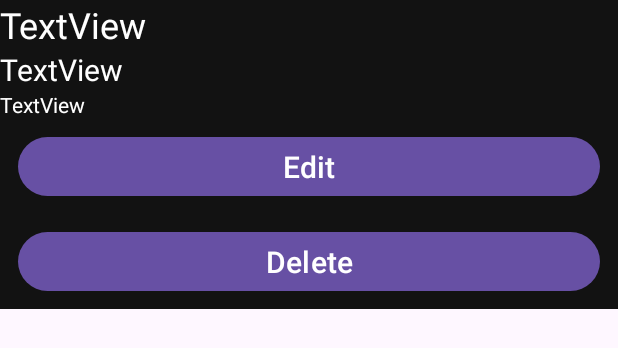
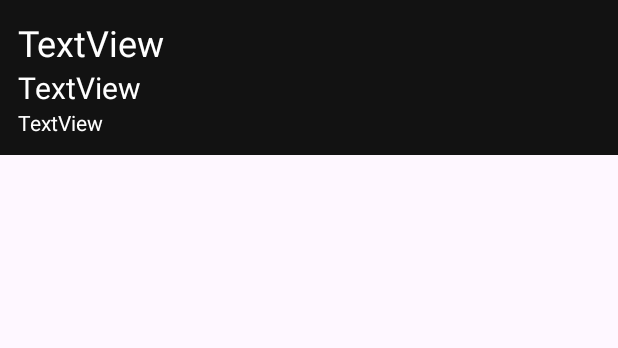
Before and after one commit to ConanQuilty/birdwatch-android, an Android app: the layout item_bird.xml on its own in the app's theme, with its tools: preview values and no code run, on a phone screen of 412 x 824 dp. Shown: the top 348 px of the screen. Run offline under Robolectric (Android 15) with nearby library versions, the phone set to English and light mode, and no system bars.

Commit message:
Control Edit/delete through taps and Long-presses

```diff
--- a/app/src/main/java/com/example/birdwatch/MainActivity.kt
+++ b/app/src/main/java/com/example/birdwatch/MainActivity.kt
@@ -7,12 +7,16 @@ import androidx.activity.enableEdgeToEdge
 import androidx.appcompat.app.AppCompatActivity
 import androidx.core.view.ViewCompat
 import androidx.core.view.WindowInsetsCompat
+import timber.log.Timber
 
 class MainActivity : AppCompatActivity() {
     override fun onCreate(savedInstanceState: Bundle?) {
         super.onCreate(savedInstanceState)
         enableEdgeToEdge()
         setContentView(R.layout.activity_main)
+        if (Timber.treeCount == 0) {
+            Timber.plant(Timber.DebugTree())
+        }
         ViewCompat.setOnApplyWindowInsetsListener(findViewById(R.id.main)) { v, insets ->
             val systemBars = insets.getInsets(WindowInsetsCompat.Type.systemBars())
             v.setPadding(systemBars.left, systemBars.top, systemBars.right, systemBars.bottom)
@@ -23,12 +27,14 @@ class MainActivity : AppCompatActivity() {
         val addBirdButton = findViewById<Button>(R.id.addButton)
 
         listBirdsButton.setOnClickListener {
+            Timber.d("List birds button pressed")
             startActivity(
                 Intent(this, ListBirdsActivity::class.java)
             )
         }
 
         addBirdButton.setOnClickListener {
+            Timber.d("Add bird button pressed")
             startActivity(
                 Intent(this, AddEditActivity::class.java)
             )
--- a/app/src/main/res/layout/item_bird.xml
+++ b/app/src/main/res/layout/item_bird.xml
@@ -3,7 +3,13 @@
     android:layout_width="match_parent"
     android:layout_height="wrap_content"
     android:background="#121212"
-    android:orientation="vertical">
+    android:orientation="vertical"
+    android:padding="12dp"
+    android:layout_marginBottom="8dp"
+    android:clickable="true"
+    android:focusable="true"
+    android:foreground="?android:attr/selectableItemBackground">
+
 
     <TextView
         android:id="@+id/nameText"
@@ -28,28 +34,5 @@
         android:text="TextView"
         android:textColor="@color/white" />
 
-    <Button
-        android:id="@+id/editButton"
-        android:layout_width="match_parent"
-        android:layout_height="wrap_content"
-        android:insetLeft="12dp"
-        android:insetTop="12dp"
-        android:insetRight="12dp"
-        android:insetBottom="12dp"
-        android:text="Edit"
-        android:textAlignment="center"
-        android:textSize="20sp" />
-
-    <Button
-        android:id="@+id/deleteButton"
-        android:layout_width="match_parent"
-        android:layout_height="wrap_content"
-        android:insetLeft="12dp"
-        android:insetTop="12dp"
-        android:insetRight="12dp"
-        android:insetBottom="12dp"
-        android:text="Delete"
-        android:textAlignment="center"
-        android:textSize="20sp" />
 
 </LinearLayout>
```
Also changed, not shown: app/src/main/java/com/example/birdwatch/AddEditActivity.kt (+15 -1 lines), app/src/main/java/com/example/birdwatch/BirdAdapter.kt (+9 -10 lines), app/src/main/java/com/example/birdwatch/BirdListener.kt (added, +9 -0 lines), app/src/main/java/com/example/birdwatch/BirdStore.kt (+10 -1 lines), app/src/main/java/com/example/birdwatch/ListBirdsActivity.kt (+27 -5 lines), app/src/main/res/layout/activity_bird_list.xml (+7 -0 lines).
